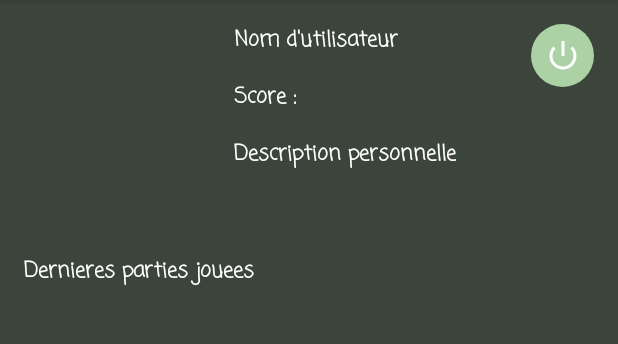
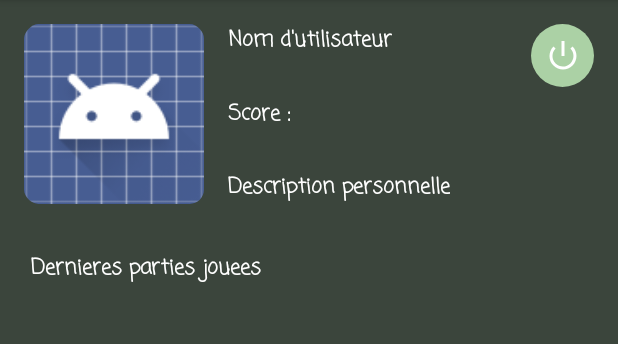
Before and after one commit to AntoineSini/GuessMyVibe, an Android app: the ProfileActivity screen opened directly, with no data from a screen before it, on a phone screen of 412 x 824 dp, the part 84-428 px from its top. Run offline under Robolectric (Android 15) with nearby library versions, the light colour scheme and no system bars; our stand-ins replace Firebase (no records; nobody signed in at launch, a user with empty details on screens opened directly), Picasso; Roboto replaces fonts that are not available here.

Commit message:
adding profile picture Manager

```diff
--- a/app/build.gradle
+++ b/app/build.gradle
@@ -33,6 +33,7 @@ dependencies {
     implementation 'com.google.firebase:firebase-analytics:17.2.2'
     implementation 'com.google.firebase:firebase-database:19.2.1'
     implementation 'com.google.firebase:firebase-storage:19.1.1'
+    implementation 'com.squareup.picasso:picasso:2.71828'
     testImplementation 'junit:junit:4.12'
     androidTestImplementation 'androidx.test.ext:junit:1.1.1'
     androidTestImplementation 'androidx.test.espresso:espresso-core:3.2.0'
--- a/app/src/main/java/fr/isen/guessmyvibe/ProfileActivity.kt
+++ b/app/src/main/java/fr/isen/guessmyvibe/ProfileActivity.kt
@@ -1,19 +1,44 @@
 package fr.isen.guessmyvibe
 
+import android.app.Activity
 import android.content.Intent
+import android.net.Uri
 import androidx.appcompat.app.AppCompatActivity
 import android.os.Bundle
+import android.provider.MediaStore
+import android.util.Log
+import android.widget.Toast
+import android.widget.Toast.LENGTH_SHORT
 import com.google.firebase.auth.FirebaseAuth
+import com.google.firebase.database.*
+import com.google.firebase.storage.FirebaseStorage
+import com.squareup.picasso.Picasso
+import fr.isen.guessmyvibe.classes.User
 import kotlinx.android.synthetic.main.activity_profile.*
+import android.widget.ProgressBar
+import androidx.core.app.ComponentActivity.ExtraData
+import androidx.core.content.ContextCompat.getSystemService
+import android.icu.lang.UCharacter.GraphemeClusterBreak.T
+import android.view.View
+
 
 class ProfileActivity : AppCompatActivity() {
-    private lateinit var auth: FirebaseAuth
+    lateinit var auth: FirebaseAuth
+    lateinit var database: DatabaseReference
+    lateinit var storage: FirebaseStorage
+    var imageUri : Uri? = null
+    val GALLERY = 1
+    val CAMERA = 2
+    private val spinner: ProgressBar? = null
 
     override fun onCreate(savedInstanceState: Bundle?) {
         super.onCreate(savedInstanceState)
         setContentView(R.layout.activity_profile)
 
         auth = FirebaseAuth.getInstance()
+        storage = FirebaseStorage.getInstance()
+        database = FirebaseDatabase.getInstance().reference
+
         logOutButton.setOnClickListener{
             auth.signOut()
             auth.addAuthStateListener {
@@ -22,5 +47,64 @@ class ProfileActivity : AppCompatActivity() {
                 startActivity(intent)
             }
         }
+        progressBar.visibility = View.GONE
+        userPpImageView.setOnClickListener{
+            choosePhotoFromGallary()
+
+        }
+        //savePPToStorage()
+        displayPP()
+
+    }
+    fun savePPToStorage(){
+        val storageRef = storage.reference
+        val uri = imageUri
+        if (uri != null){
+            val pathRef = storageRef.child("${auth.currentUser?.uid}/profilePicture")
+            val uploadTask = pathRef.putFile(uri)
+
+            uploadTask.addOnFailureListener {
+                Toast.makeText(this, "Upload failed ! :(", LENGTH_SHORT)
+            }.addOnProgressListener {
+                progressBar.visibility = View.VISIBLE
+                userPpImageView.alpha = 0f
+            }.addOnSuccessListener {
+                Toast.makeText(this, "Upload successful ! :)", LENGTH_SHORT)
+                progressBar.visibility = View.GONE
+                displayPP()
+                userPpImageView.alpha = 1f
+            }
+        }
+    }
+
+    fun displayPP(){
+        storage.reference.child("${auth.currentUser?.uid}/profilePicture").downloadUrl.addOnSuccessListener {
+            Picasso.get().load(it).into(userPpImageView)
+        }.addOnFailureListener {
+            Toast.makeText(this, "Image failed to be displayed", Toast.LENGTH_SHORT)
+        }
+    }
+
+
+    fun choosePhotoFromGallary(){
+        val galleryIntent = Intent(
+            Intent.ACTION_PICK,
+            MediaStore.Images.Media.EXTERNAL_CONTENT_URI)
+
+        startActivityForResult(galleryIntent, GALLERY)
+    }
+    override fun onActivityResult(requestCode: Int, resultCode: Int, data: Intent?) {
+        super.onActivityResult(requestCode, resultCode, data)
+        if(resultCode == Activity.RESULT_OK) {
+            if(requestCode == GALLERY) {
+                data?.data?.let {
+                    imageUri = it
+                }
+                    savePPToStorage()
+            }
+            if(requestCode == CAMERA) {
+
+            }
+        }
     }
 }
--- a/app/src/main/java/fr/isen/guessmyvibe/RegisterActivity.kt
+++ b/app/src/main/java/fr/isen/guessmyvibe/RegisterActivity.kt
@@ -66,8 +66,7 @@ class RegisterActivity : AppCompatActivity() {
     fun addToDatabase(){
         auth.currentUser?.uid
 
-        val newUser = User(auth.currentUser?.uid, emailTextInput.text.toString(),
-            null, null, null, 0)
+        val newUser = User(auth.currentUser?.uid, emailTextInput.text.toString(), null, null, null, 0)
 
         val key = database.child("user").push().key ?: ""
         database.child("user").child(key).setValue(newUser)
--- a/app/src/main/java/fr/isen/guessmyvibe/classes/User.kt
+++ b/app/src/main/java/fr/isen/guessmyvibe/classes/User.kt
@@ -1,5 +1,6 @@
 package fr.isen.guessmyvibe.classes
 
+import android.net.Uri
 import com.google.firebase.database.IgnoreExtraProperties
 import java.util.*
 
--- /dev/null
+++ b/app/src/main/res/drawable/circular_progress_bar.xml
@@ -0,0 +1,23 @@
+<?xml version="1.0" encoding="utf-8"?>
+<rotate
+    xmlns:android="http://schemas.android.com/apk/res/android"
+    android:fromDegrees="90"
+    android:pivotX="50%"
+    android:pivotY="50%"
+    android:toDegrees="360">
+
+    <shape
+        android:innerRadiusRatio="3"
+        android:shape="ring"
+        android:thicknessRatio="7.0">
+
+        <gradient
+            android:centerColor="#007DD6"
+            android:endColor="#007DD6"
+            android:startColor="#007DD6"
+            android:angle="0"
+            android:type="sweep"
+            android:useLevel="false" />
+    </shape>
+
+</rotate>
--- a/app/src/main/res/layout/activity_profile.xml
+++ b/app/src/main/res/layout/activity_profile.xml
@@ -7,39 +7,29 @@
     android:background="@color/greenBackground"
     tools:context=".ProfileActivity">
 
-    <ImageView
-        android:id="@+id/userPictureView"
-        android:layout_width="124dp"
-        android:layout_height="122dp"
-        android:layout_marginStart="16dp"
-        android:layout_marginTop="16dp"
-        app:layout_constraintStart_toStartOf="parent"
-        app:layout_constraintTop_toTopOf="parent"
-        tools:srcCompat="@mipmap/ic_launcher_round" />
-
     <TextView
         android:id="@+id/usernameTextView"
         android:layout_width="wrap_content"
         android:layout_height="wrap_content"
         android:layout_marginStart="16dp"
+        android:fontFamily="casual"
         android:text="@string/userNameTextView"
         android:textColor="@color/white"
-        android:fontFamily="casual"
         android:textStyle="bold"
-        app:layout_constraintStart_toEndOf="@+id/userPictureView"
-        app:layout_constraintTop_toTopOf="@+id/userPictureView" />
+        app:layout_constraintStart_toEndOf="@+id/userPpImageView"
+        app:layout_constraintTop_toTopOf="@+id/userPpImageView" />
 
     <TextView
         android:id="@+id/personalScoreTextView"
         android:layout_width="wrap_content"
         android:layout_height="wrap_content"
         android:layout_marginStart="16dp"
-        android:layout_marginTop="16dp"
+        android:fontFamily="casual"
         android:text="@string/personalScoreTextView"
         android:textColor="@color/white"
-        android:fontFamily="casual"
         android:textStyle="bold"
-        app:layout_constraintStart_toEndOf="@+id/userPictureView"
+        app:layout_constraintBottom_toTopOf="@+id/personalDescriptionTextView"
+        app:layout_constraintStart_toEndOf="@+id/userPpImageView"
         app:layout_constraintTop_toBottomOf="@+id/usernameTextView" />
 
     <TextView
@@ -47,20 +37,21 @@
         android:layout_width="wrap_content"
         android:layout_height="wrap_content"
         android:layout_marginStart="16dp"
-        android:layout_marginTop="16dp"
+        android:fontFamily="casual"
         android:text="@string/personalDescriptionTextView"
         android:textColor="@color/white"
-        android:fontFamily="casual"
         android:textStyle="bold"
-        app:layout_constraintStart_toEndOf="@+id/userPictureView"
-        app:layout_constraintTop_toBottomOf="@+id/personalScoreTextView" />
+        app:layout_constraintBottom_toBottomOf="@+id/userPpImageView"
+        app:layout_constraintStart_toEndOf="@+id/userPpImageView" />
 
     <androidx.recyclerview.widget.RecyclerView
         android:id="@+id/lastGamesRecyclerView"
-        android:layout_width="409dp"
-        android:layout_height="585dp"
-        android:layout_marginTop="32dp"
-        app:layout_constraintStart_toStartOf="@+id/lastGamesTextView"
+        android:layout_width="match_parent"
+        android:layout_height="450dp"
+        android:layout_marginTop="24dp"
+        app:layout_constraintEnd_toEndOf="parent"
+        app:layout_constraintHorizontal_bias="0.0"
+        app:layout_constraintStart_toStartOf="parent"
         app:layout_constraintTop_toBottomOf="@+id/lastGamesTextView" />
 
     <TextView
@@ -68,12 +59,14 @@
         android:layout_width="wrap_content"
         android:layout_height="wrap_content"
         android:layout_marginTop="32dp"
+        android:fontFamily="casual"
         android:text="@string/lastGamesTextView"
         android:textColor="@color/white"
-        android:fontFamily="casual"
         android:textStyle="bold"
-        app:layout_constraintStart_toStartOf="@+id/userPictureView"
-        app:layout_constraintTop_toBottomOf="@+id/userPictureView" />
+        app:layout_constraintEnd_toEndOf="parent"
+        app:layout_constraintHorizontal_bias="0.08"
+        app:layout_constraintStart_toStartOf="parent"
+        app:layout_constraintTop_toBottomOf="@+id/personalDescriptionTextView" />
 
     <ImageButton
         android:id="@+id/logOutButton"
@@ -87,4 +80,25 @@
         app:layout_constraintTop_toTopOf="parent"
         app:srcCompat="@android:drawable/ic_lock_power_off" />
 
+    <ImageView
+        android:id="@+id/userPpImageView"
+        android:layout_width="120dp"
+        android:layout_height="120dp"
+        android:layout_marginStart="16dp"
+        android:layout_marginTop="16dp"
+        app:layout_constraintStart_toStartOf="parent"
+        app:layout_constraintTop_toTopOf="parent"
+        app:srcCompat="@android:drawable/sym_def_app_icon" />
+
+    <ProgressBar
+        android:id="@+id/progressBar"
+        style="?android:attr/progressBarStyleLarge"
+        android:layout_width="120dp"
+        android:layout_height="120dp"
+        android:layout_marginStart="16dp"
+        android:layout_marginTop="16dp"
+        android:progressDrawable="@drawable/circular_progress_bar"
+        app:layout_constraintStart_toStartOf="parent"
+        app:layout_constraintTop_toTopOf="parent" />
+
 </androidx.constraintlayout.widget.ConstraintLayout>
```
